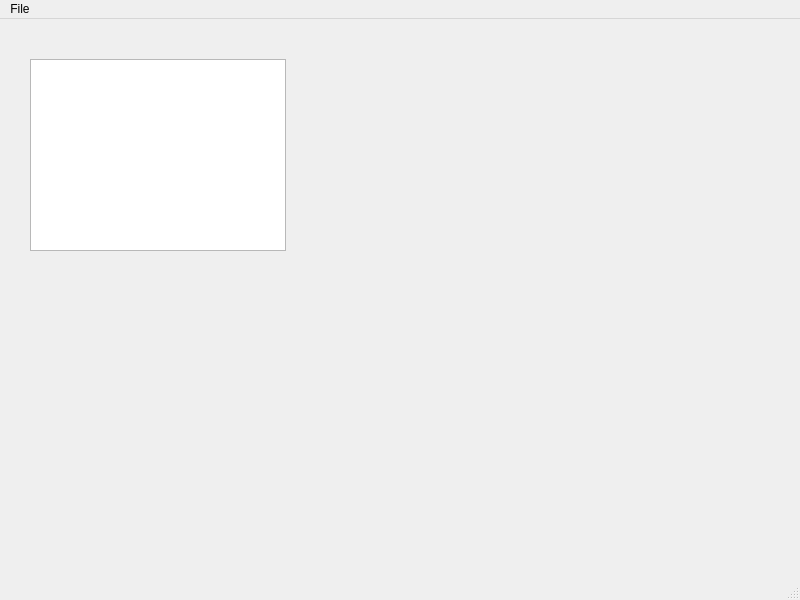
Old version of the form task4_cpp/gui/mainwindow.ui in the repository SteamMachinist/task4_cpp.
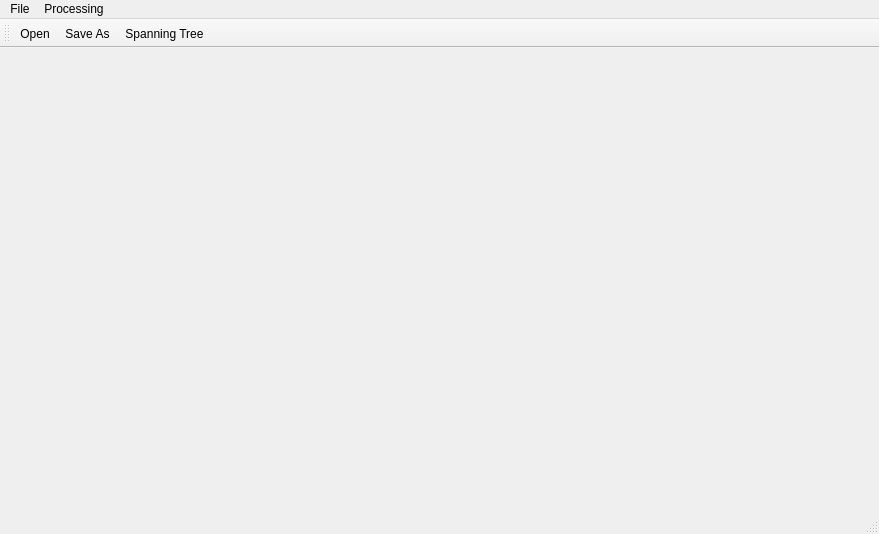
New version of the form.

```diff
--- a/task4_cpp/gui/mainwindow.ui
+++ b/task4_cpp/gui/mainwindow.ui
@@ -6,31 +6,20 @@
    <rect>
     <x>0</x>
     <y>0</y>
-    <width>800</width>
-    <height>600</height>
+    <width>879</width>
+    <height>534</height>
    </rect>
   </property>
   <property name="windowTitle">
    <string>MainWindow</string>
   </property>
-  <widget class="QWidget" name="centralwidget">
-   <widget class="QTextBrowser" name="textBrowser">
-    <property name="geometry">
-     <rect>
-      <x>30</x>
-      <y>40</y>
-      <width>256</width>
-      <height>192</height>
-     </rect>
-    </property>
-   </widget>
-  </widget>
+  <widget class="QWidget" name="centralwidget"/>
   <widget class="QMenuBar" name="menuBar">
    <property name="geometry">
     <rect>
      <x>0</x>
      <y>0</y>
-     <width>800</width>
+     <width>879</width>
      <height>21</height>
     </rect>
    </property>
@@ -39,15 +28,55 @@
      <string>File</string>
     </property>
     <addaction name="actionOpen"/>
+    <addaction name="actionSave_As"/>
+   </widget>
+   <widget class="QMenu" name="menuProcessing">
+    <property name="title">
+     <string>Processing</string>
+    </property>
+    <addaction name="actionSpanning_Tree"/>
    </widget>
    <addaction name="menuFile"/>
+   <addaction name="menuProcessing"/>
   </widget>
   <widget class="QStatusBar" name="statusbar"/>
+  <widget class="QToolBar" name="toolBar">
+   <property name="windowTitle">
+    <string>toolBar</string>
+   </property>
+   <attribute name="toolBarArea">
+    <enum>TopToolBarArea</enum>
+   </attribute>
+   <attribute name="toolBarBreak">
+    <bool>false</bool>
+   </attribute>
+   <addaction name="actionOpen"/>
+   <addaction name="actionSave_As"/>
+   <addaction name="actionSpanning_Tree"/>
+  </widget>
   <action name="actionOpen">
    <property name="text">
     <string>Open</string>
    </property>
   </action>
+  <action name="actionSpanning_Tree">
+   <property name="text">
+    <string>Spanning Tree</string>
+   </property>
+  </action>
+  <action name="actionHelp">
+   <property name="text">
+    <string>Help</string>
+   </property>
+   <property name="toolTip">
+    <string>Help</string>
+   </property>
+  </action>
+  <action name="actionSave_As">
+   <property name="text">
+    <string>Save As</string>
+   </property>
+  </action>
  </widget>
  <resources/>
  <connections/>
```
Left out of the diff: 2 changed lines with no effect on the pictures.
